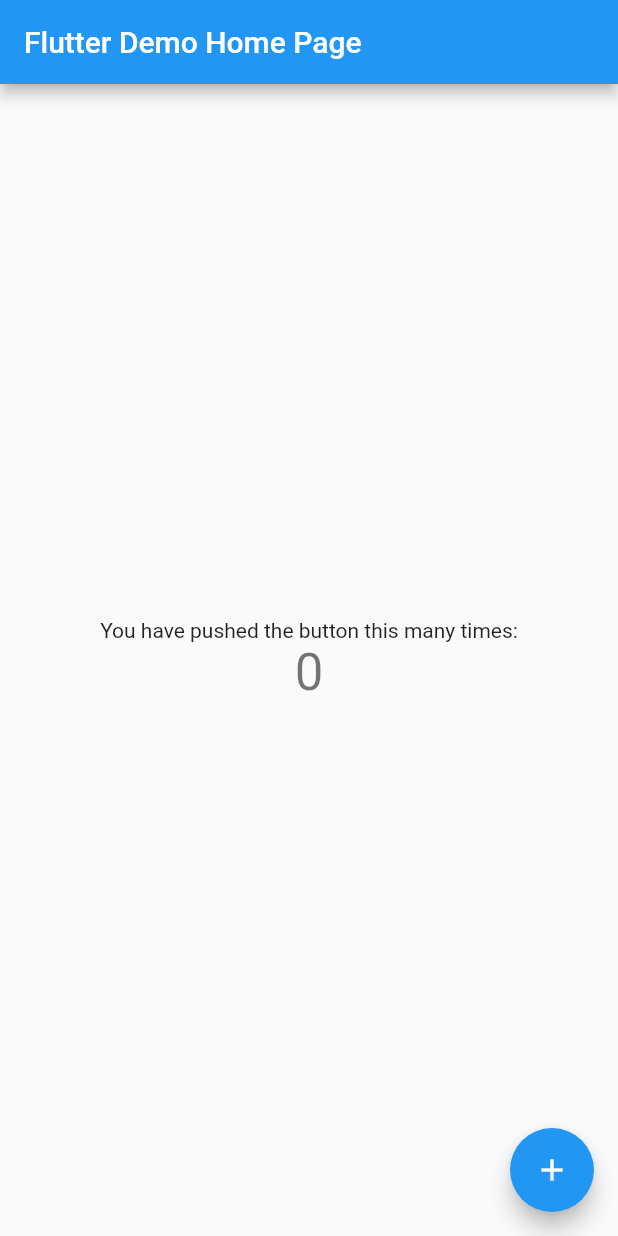
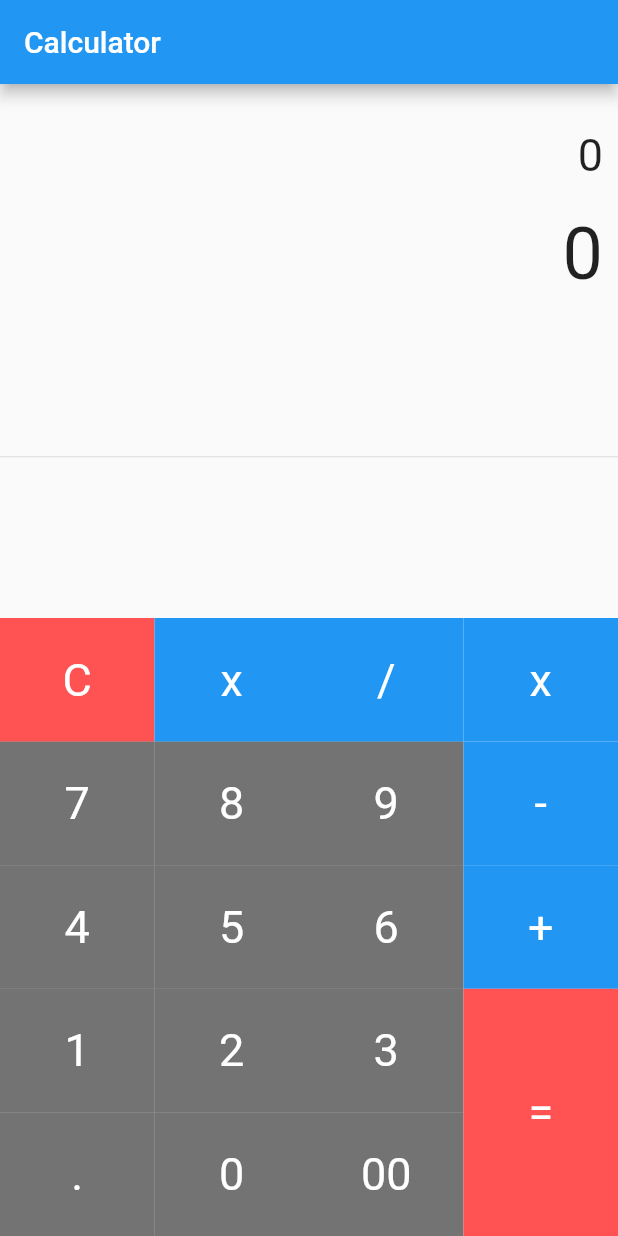
Before and after one commit to paulzay/flutter-calc, a Flutter app: the screen it shows after launch, on a phone screen of 412 x 824 dp. Run offline on Flutter 3.47's test engine with Material 2 defaults, Android fonts, the phone set to English and light mode, and no system bars.

Commit message:
build the calculator ui

```diff
--- a/lib/main.dart
+++ b/lib/main.dart
@@ -1,113 +1,122 @@
 import 'package:flutter/material.dart';
 
 void main() {
-  runApp(MyApp());
+  runApp(Calculator());
 }
 
-class MyApp extends StatelessWidget {
-  // This widget is the root of your application.
+class Calculator extends StatelessWidget {
   @override
   Widget build(BuildContext context) {
     return MaterialApp(
-      title: 'Flutter Demo',
-      theme: ThemeData(
-        // This is the theme of your application.
-        //
-        // Try running your application with "flutter run". You'll see the
-        // application has a blue toolbar. Then, without quitting the app, try
-        // changing the primarySwatch below to Colors.green and then invoke
-        // "hot reload" (press "r" in the console where you ran "flutter run",
-        // or simply save your changes to "hot reload" in a Flutter IDE).
-        // Notice that the counter didn't reset back to zero; the application
-        // is not restarted.
-        primarySwatch: Colors.blue,
-      ),
-      home: MyHomePage(title: 'Flutter Demo Home Page'),
+      debugShowCheckedModeBanner: false,
+      title: 'Calculator',
+      theme: ThemeData(primarySwatch: Colors.blue),
+      home: SimpleCalculator(),
     );
   }
 }
 
-class MyHomePage extends StatefulWidget {
-  MyHomePage({Key key, this.title}) : super(key: key);
-
-  // This widget is the home page of your application. It is stateful, meaning
-  // that it has a State object (defined below) that contains fields that affect
-  // how it looks.
-
-  // This class is the configuration for the state. It holds the values (in this
-  // case the title) provided by the parent (in this case the App widget) and
-  // used by the build method of the State. Fields in a Widget subclass are
-  // always marked "final".
-
-  final String title;
-
+class SimpleCalculator extends StatefulWidget {
   @override
-  _MyHomePageState createState() => _MyHomePageState();
+  _SimpleCalculatorState createState() => _SimpleCalculatorState();
 }
 
-class _MyHomePageState extends State<MyHomePage> {
-  int _counter = 0;
-
-  void _incrementCounter() {
-    setState(() {
-      // This call to setState tells the Flutter framework that something has
-      // changed in this State, which causes it to rerun the build method below
-      // so that the display can reflect the updated values. If we changed
-      // _counter without calling setState(), then the build method would not be
-      // called again, and so nothing would appear to happen.
-      _counter++;
-    });
+class _SimpleCalculatorState extends State<SimpleCalculator> {
+  Widget buildButton(
+      String buttonText, double buttonHeight, Color buttonColor) {
+    return Container(
+      height: MediaQuery.of(context).size.height * 0.1 * buttonHeight,
+      color: buttonColor,
+      child: TextButton(
+        onPressed: null,
+        child: Text(
+          buttonText,
+          style: TextStyle(
+              fontSize: 30.0,
+              fontWeight: FontWeight.normal,
+              color: Colors.white),
+        ),
+      ),
+    );
   }
 
   @override
   Widget build(BuildContext context) {
-    // This method is rerun every time setState is called, for instance as done
-    // by the _incrementCounter method above.
-    //
-    // The Flutter framework has been optimized to make rerunning build methods
-    // fast, so that you can just rebuild anything that needs updating rather
-    // than having to individually change instances of widgets.
     return Scaffold(
       appBar: AppBar(
-        // Here we take the value from the MyHomePage object that was created by
-        // the App.build method, and use it to set our appbar title.
-        title: Text(widget.title),
+        title: Text('Calculator'),
       ),
-      body: Center(
-        // Center is a layout widget. It takes a single child and positions it
-        // in the middle of the parent.
-        child: Column(
-          // Column is also a layout widget. It takes a list of children and
-          // arranges them vertically. By default, it sizes itself to fit its
-          // children horizontally, and tries to be as tall as its parent.
-          //
-          // Invoke "debug painting" (press "p" in the console, choose the
-          // "Toggle Debug Paint" action from the Flutter Inspector in Android
-          // Studio, or the "Toggle Debug Paint" command in Visual Studio Code)
-          // to see the wireframe for each widget.
-          //
-          // Column has various properties to control how it sizes itself and
-          // how it positions its children. Here we use mainAxisAlignment to
-          // center the children vertically; the main axis here is the vertical
-          // axis because Columns are vertical (the cross axis would be
-          // horizontal).
-          mainAxisAlignment: MainAxisAlignment.center,
-          children: <Widget>[
-            Text(
-              'You have pushed the button this many times:',
+      body: Column(
+        children: <Widget>[
+          Container(
+            alignment: Alignment.centerRight,
+            padding: EdgeInsets.fromLTRB(10, 30, 10, 0),
+            child: Text(
+              '0',
+              style: TextStyle(fontSize: 30.0),
             ),
-            Text(
-              '$_counter',
-              style: Theme.of(context).textTheme.headline4,
+          ),
+          Container(
+            alignment: Alignment.centerRight,
+            padding: EdgeInsets.fromLTRB(10, 20, 10, 0),
+            child: Text(
+              '0',
+              style: TextStyle(fontSize: 48.0),
             ),
-          ],
-        ),
+          ),
+          Expanded(
+            child: Divider(),
+          ),
+          Row(
+            mainAxisAlignment: MainAxisAlignment.center,
+            children: <Widget>[
+              Container(
+                width: MediaQuery.of(context).size.width * 0.75,
+                child: Table(
+                  children: [
+                    TableRow(children: [
+                      buildButton('C', 1, Colors.redAccent),
+                      buildButton('x', 1, Colors.blue),
+                      buildButton('/', 1, Colors.blue)
+                    ]),
+                    TableRow(children: [
+                      buildButton('7', 1, Colors.black54),
+                      buildButton('8', 1, Colors.black54),
+                      buildButton('9', 1, Colors.black54)
+                    ]),
+                    TableRow(children: [
+                      buildButton('4', 1, Colors.black54),
+                      buildButton('5', 1, Colors.black54),
+                      buildButton('6', 1, Colors.black54)
+                    ]),
+                    TableRow(children: [
+                      buildButton('1', 1, Colors.black54),
+                      buildButton('2', 1, Colors.black54),
+                      buildButton('3', 1, Colors.black54)
+                    ]),
+                    TableRow(children: [
+                      buildButton('.', 1, Colors.black54),
+                      buildButton('0', 1, Colors.black54),
+                      buildButton('00', 1, Colors.black54)
+                    ])
+                  ],
+                ),
+              ),
+              Container(
+                width: MediaQuery.of(context).size.width * .25,
+                child: Table(
+                  children: [
+                    TableRow(children: [buildButton('x', 1, Colors.blue)]),
+                    TableRow(children: [buildButton('-', 1, Colors.blue)]),
+                    TableRow(children: [buildButton('+', 1, Colors.blue)]),
+                    TableRow(children: [buildButton('=', 2, Colors.redAccent)])
+                  ],
+                ),
+              )
+            ],
+          )
+        ],
       ),
-      floatingActionButton: FloatingActionButton(
-        onPressed: _incrementCounter,
-        tooltip: 'Increment',
-        child: Icon(Icons.add),
-      ), // This trailing comma makes auto-formatting nicer for build methods.
     );
   }
 }
```
